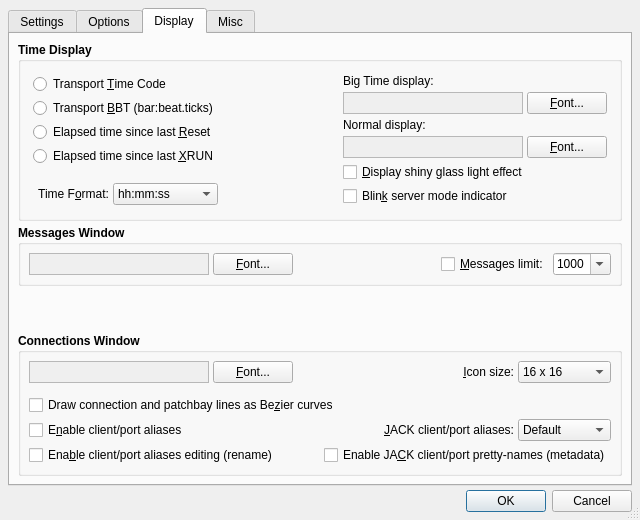
This is src/qjackctlSetupForm.ui in rncbc/qjackctl as Qt 5 draws it before an edit. The edited form follows.
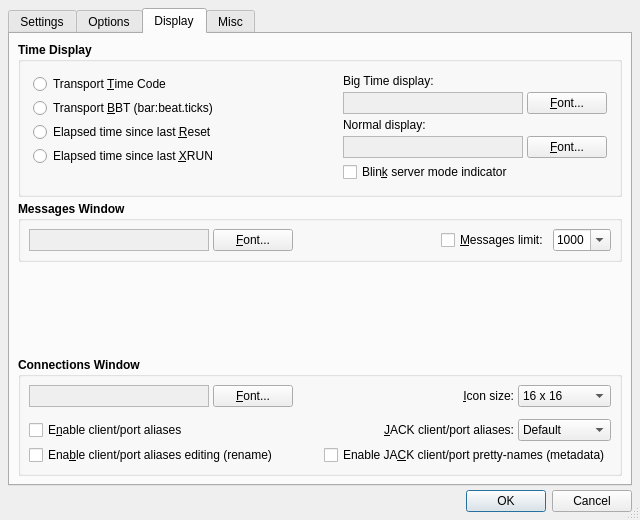
This is the edited form. The open tabs and pages were chosen to show the change. Icons and pictures are not drawn. Custom widgets are drawn as their Qt base class.

Commit message: - Some rather old, better said "Cambric explosion era", user   preference options have been ditched altogether: Display /   Time Format; Display / Shiny glass light effect; Display /   Connections/Draw connections and patchbay lines as Bezier   curves; Misc/Configure as temporary server.

```diff
--- a/src/qjackctlSetupForm.ui
+++ b/src/qjackctlSetupForm.ui
@@ -2900,22 +2900,6 @@
              </widget>
             </item>
             <item row="4" column="0" colspan="2">
-             <widget class="QCheckBox" name="DisplayEffectCheckBox">
-              <property name="font">
-               <font>
-                <weight>50</weight>
-                <bold>false</bold>
-               </font>
-              </property>
-              <property name="toolTip">
-               <string>Whether to enable a shiny glass light effect on the main display</string>
-              </property>
-              <property name="text">
-               <string>&amp;Display shiny glass light effect</string>
-              </property>
-             </widget>
-            </item>
-            <item row="5" column="0" colspan="2">
              <widget class="QCheckBox" name="DisplayBlinkCheckBox">
               <property name="font">
                <font>
@@ -2933,74 +2917,6 @@
             </item>
            </layout>
           </item>
-          <item row="1" column="0">
-           <layout class="QHBoxLayout">
-            <property name="spacing">
-             <number>4</number>
-            </property>
-            <property name="margin">
-             <number>4</number>
-            </property>
-            <item>
-             <widget class="QLabel" name="TimeFormatTextLabel">
-              <property name="font">
-               <font>
-                <weight>50</weight>
-                <bold>false</bold>
-               </font>
-              </property>
-              <property name="text">
-               <string>Time F&amp;ormat:</string>
-              </property>
-              <property name="alignment">
-               <set>Qt::AlignRight|Qt::AlignTrailing|Qt::AlignVCenter</set>
-              </property>
-              <property name="wordWrap">
-               <bool>false</bool>
-              </property>
-              <property name="buddy">
-               <cstring>TimeFormatComboBox</cstring>
-              </property>
-             </widget>
-            </item>
-            <item>
-             <widget class="QComboBox" name="TimeFormatComboBox">
-              <property name="font">
-               <font>
-                <weight>50</weight>
-                <bold>false</bold>
-               </font>
-              </property>
-              <property name="toolTip">
-               <string>The general time format on display</string>
-              </property>
-              <property name="editable">
-               <bool>false</bool>
-              </property>
-              <item>
-               <property name="text">
-                <string>hh:mm:ss</string>
-               </property>
-              </item>
-              <item>
-               <property name="text">
-                <string>hh:mm:ss.d</string>
-               </property>
-              </item>
-              <item>
-               <property name="text">
-                <string>hh:mm:ss.dd</string>
-               </property>
-              </item>
-              <item>
-               <property name="text">
-                <string>hh:mm:ss.ddd</string>
-               </property>
-              </item>
-             </widget>
-            </item>
-           </layout>
-          </item>
          </layout>
         </widget>
        </item>
@@ -3334,23 +3250,7 @@
             </property>
            </spacer>
           </item>
-          <item row="2" column="0" colspan="6">
-           <widget class="QCheckBox" name="BezierLinesCheckBox">
-            <property name="font">
-             <font>
-              <weight>50</weight>
-              <bold>false</bold>
-             </font>
-            </property>
-            <property name="toolTip">
-             <string>Whether to draw connection lines as cubic Bezier curves</string>
-            </property>
-            <property name="text">
-             <string>Draw connection and patchbay lines as Be&amp;zier curves</string>
-            </property>
-           </widget>
-          </item>
-          <item row="3" column="0" colspan="3">
+          <item row="2" column="0" colspan="3">
            <widget class="QCheckBox" name="AliasesEnabledCheckBox">
             <property name="font">
              <font>
@@ -3366,7 +3266,7 @@
             </property>
            </widget>
           </item>
-          <item row="3" column="3" colspan="2">
+          <item row="2" column="3" colspan="2">
            <widget class="QLabel" name="JackClientPortAliasTextLabel">
             <property name="font">
              <font>
@@ -3388,7 +3288,7 @@
             </property>
            </widget>
           </item>
-          <item row="3" column="5">
+          <item row="2" column="5">
            <widget class="QComboBox" name="JackClientPortAliasComboBox">
             <property name="font">
              <font>
@@ -3422,7 +3322,7 @@
             </item>
            </widget>
           </item>
-          <item row="4" column="0" colspan="3">
+          <item row="3" column="0" colspan="3">
            <widget class="QCheckBox" name="AliasesEditingCheckBox">
             <property name="font">
              <font>
@@ -3438,7 +3338,7 @@
             </property>
            </widget>
           </item>
-          <item row="4" column="3" colspan="3">
+          <item row="3" column="3" colspan="3">
            <widget class="QCheckBox" name="JackClientPortMetadataCheckBox">
             <property name="font">
              <font>
@@ -3675,22 +3575,6 @@
               </item>
              </widget>
             </item>
-            <item>
-             <widget class="QCheckBox" name="ServerConfigTempCheckBox">
-              <property name="font">
-               <font>
-                <weight>50</weight>
-                <bold>false</bold>
-               </font>
-              </property>
-              <property name="toolTip">
-               <string>Whether to exit once all clients have closed (auto-start)</string>
-              </property>
-              <property name="text">
-               <string>C&amp;onfigure as temporary server</string>
-              </property>
-             </widget>
-            </item>
             <item>
              <widget class="QCheckBox" name="AlsaSeqEnabledCheckBox">
               <property name="font">
```
Left out of the diff: 6 changed lines with no effect on the pictures. The commit also changes 17 other files.
